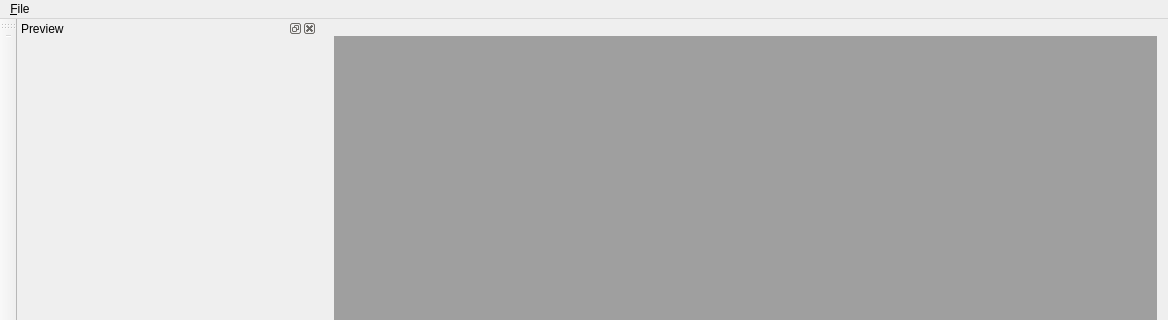
ironsteel/QtOME, file Src/mainwindow.ui: the form before one commit; both pictures show x 0 to 1168 and y 0 to 320 of the 1168 by 692 pixel window.
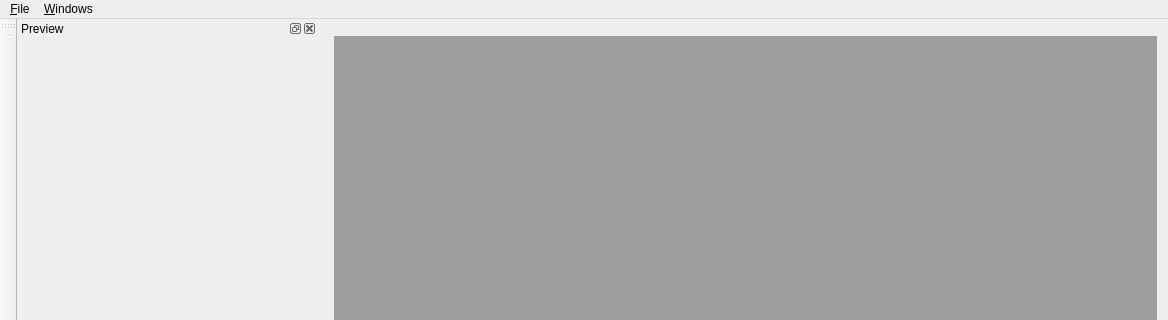
The form after the commit. Custom widgets are drawn as their Qt base class.

Commit message: Added tiling and cascading for subwindows

```diff
--- a/Src/mainwindow.ui
+++ b/Src/mainwindow.ui
@@ -82,7 +82,16 @@
     <addaction name="separator"/>
     <addaction name="action_Quit"/>
    </widget>
+   <widget class="QMenu" name="menuWindows">
+    <property name="title">
+     <string>&amp;Windows</string>
+    </property>
+    <addaction name="action_Tile"/>
+    <addaction name="actionNext"/>
+    <addaction name="actionPrevious"/>
+   </widget>
    <addaction name="menu_File"/>
+   <addaction name="menuWindows"/>
   </widget>
   <widget class="QStatusBar" name="statusBar"/>
   <widget class="QDockWidget" name="dockPreview">
```
Left out of the diff: 99 changed lines with no effect on the pictures.
